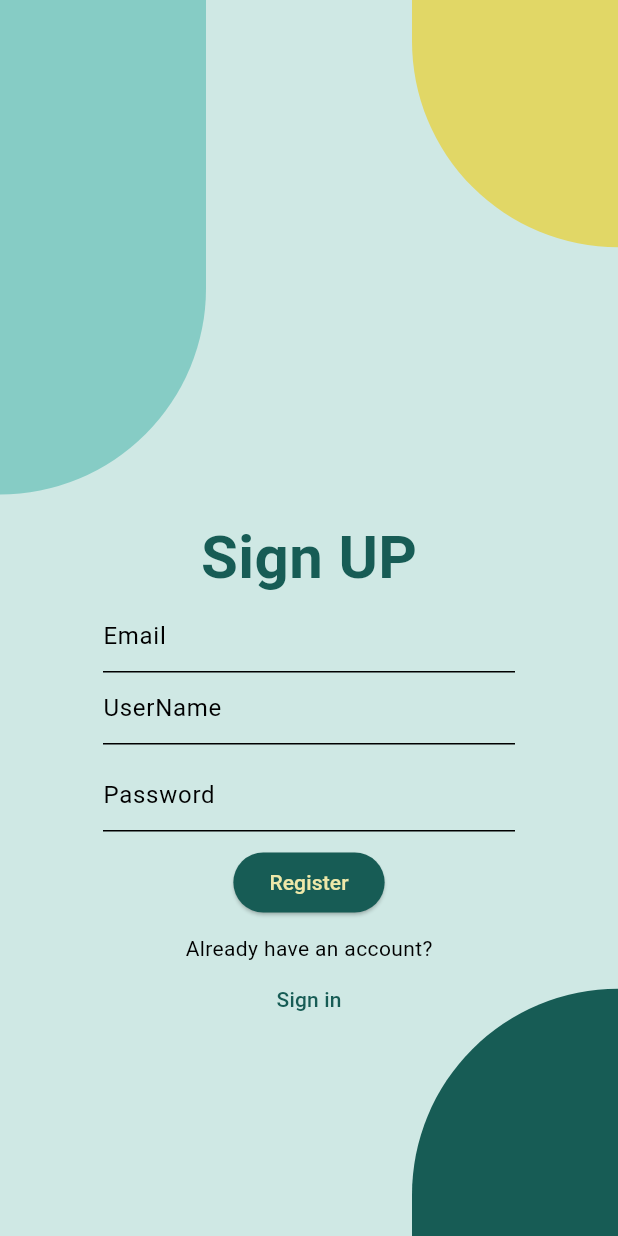
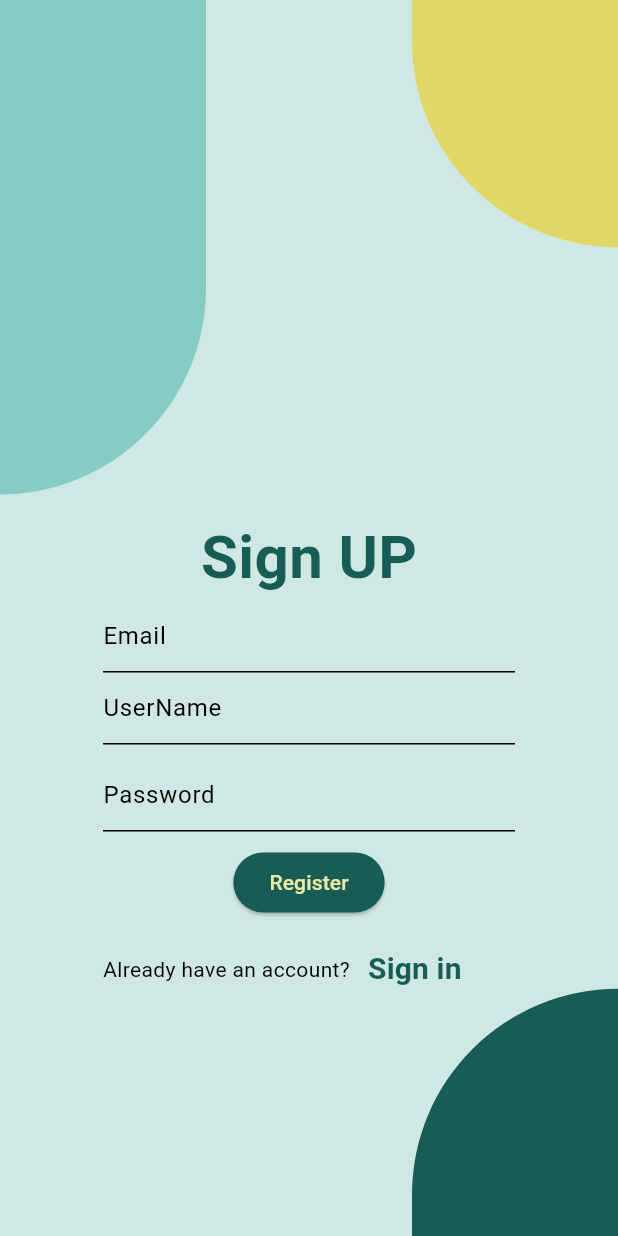
Before and after one commit to saleh-ioio/safeerv3, a Flutter app: the Register screen opened directly with empty values, on a phone screen of 412 x 824 dp. Run offline on Flutter 3.47's test engine with Material 3 defaults, Android fonts, the phone set to English and light mode, and no system bars; our stand-ins replace cloud_firestore, firebase_auth, firebase_core, shared_preferences; accounts and stored records are empty.

Commit message:
final touches on register screen

```diff
--- a/lib/screens/authenticate/register.dart
+++ b/lib/screens/authenticate/register.dart
@@ -174,7 +174,7 @@ class _RegisterState extends State<Register> {
                       child: Text('Register', style: TextStyle(color: AppColors.lightyellow), ),
                     ),
                   ),
-                  Text("Already have an account?"),
+                  Row(children: [Text("Already have an account?" ),
                   TextButton(
                     onPressed: () {
                       Navigator.pop(context);
@@ -185,9 +185,9 @@ class _RegisterState extends State<Register> {
                                 SignIn(usertype: widget.userType)),
                       );
                     },
-                    child: Text('Sign in', style: TextStyle(color: AppColors.darkergreen), ),
+                    child: Text('Sign in', style: TextStyle(color: AppColors.darkergreen, fontWeight: FontWeight.bold ,fontSize:  20), ),
                   ),
-                ],
+],)                 ],
               ),
             ),
           ),
```
